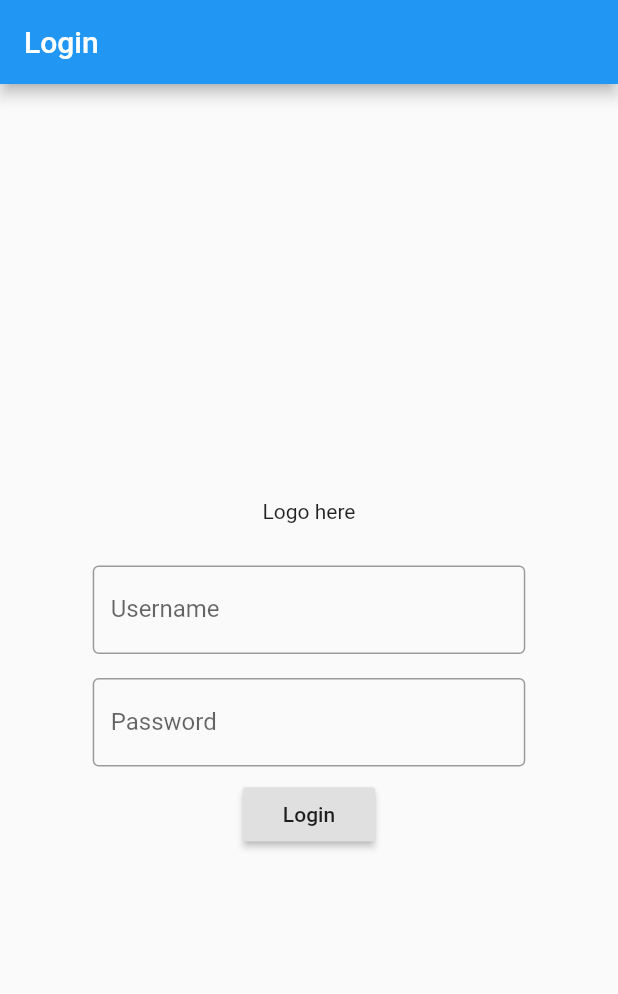
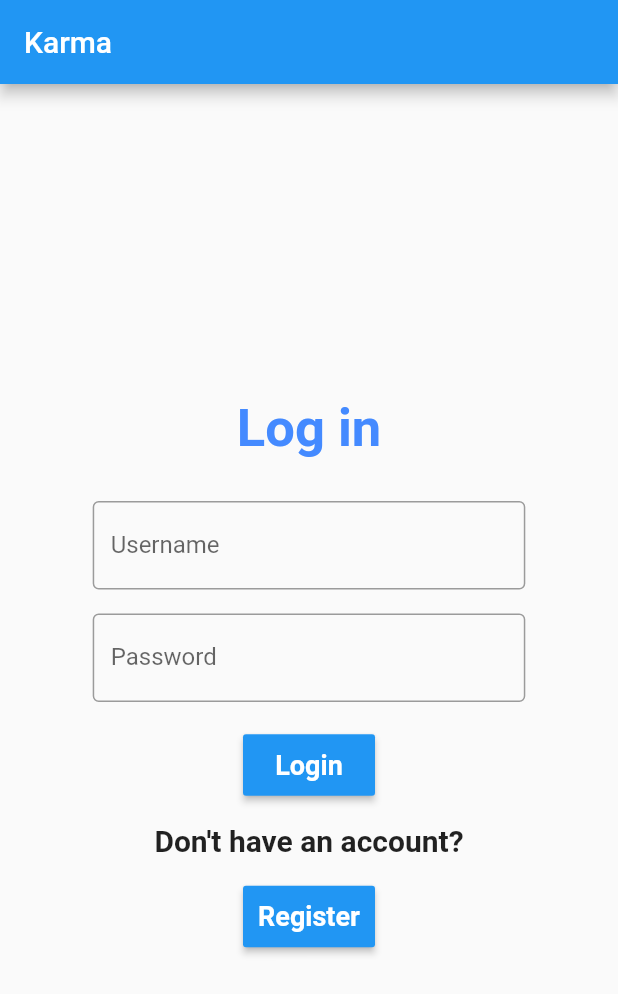
Before and after one commit to JKBustillo/Karma-flutter, a Flutter app: the screen it shows after launch, on a phone screen of 412 x 824 dp. Shown: the top 994 px of the screen. Run offline on Flutter 3.47's test engine with Material 2 defaults, Android fonts, the phone set to English and light mode, and no system bars.

Commit message:
feat: some styles and title in the appabar changed, navigation between auth widgets

```diff
--- a/lib/widgets/login.dart
+++ b/lib/widgets/login.dart
@@ -1,5 +1,6 @@
 import 'package:flutter/cupertino.dart';
 import 'package:flutter/material.dart';
+import 'package:karma_flutter/widgets/register.dart';
 
 class Login extends StatefulWidget {
   @override
@@ -22,7 +23,7 @@ class _LoginState extends State<Login> {
   Widget build(BuildContext context) {
     return Scaffold(
       appBar: new AppBar(
-        title: new Text("Login"),
+        title: new Text("Karma"),
       ),
       body: new Container(
         margin: const EdgeInsets.all(8.0),
@@ -33,7 +34,13 @@ class _LoginState extends State<Login> {
             Container(
               alignment: Alignment.center,
               margin: const EdgeInsets.all(20.0),
-              child: Text("Logo here"),
+              child: Text(
+                "Log in",
+                style: TextStyle(
+                    fontWeight: FontWeight.bold,
+                    color: Colors.blueAccent,
+                    fontSize: 35),
+              ),
             ),
             Container(
               width: MediaQuery.of(context).size.width * 0.7,
@@ -52,6 +59,7 @@ class _LoginState extends State<Login> {
               margin: const EdgeInsets.all(8.0),
               alignment: Alignment.center,
               child: TextField(
+                obscureText: true,
                 controller: _passwordController,
                 decoration: InputDecoration(
                   border: OutlineInputBorder(),
@@ -59,8 +67,17 @@ class _LoginState extends State<Login> {
                 ),
               ),
             ),
-            RaisedButton(
-                child: Text("Login"),
+            Container(
+              margin: const EdgeInsets.only(top: 10.0),
+              child:
+            MaterialButton(
+                padding: const EdgeInsets.all(10.0),
+                child: Text(
+                  "Login",
+                  style: TextStyle(fontWeight: FontWeight.bold, fontSize: 18),
+                ),
+                color: Colors.blue,
+                textColor: Colors.white,
                 onPressed: () {
                   setState(() {
                     _userName = _userNameController.text;
@@ -68,6 +85,28 @@ class _LoginState extends State<Login> {
                     print(_userName);
                   });
                 }),
+            ),
+            Container(
+              alignment: Alignment.center,
+              margin: const EdgeInsets.all(15.0),
+              child: Text(
+                "Don't have an account?",
+                style: TextStyle(fontWeight: FontWeight.bold, fontSize: 20),
+              ),
+            ),
+            MaterialButton(
+                padding: const EdgeInsets.all(10.0),
+                child: Text(
+                  "Register",
+                  style: TextStyle(fontWeight: FontWeight.bold, fontSize: 18),
+                ),
+                color: Colors.blue,
+                textColor: Colors.white,
+                onPressed: () {
+                  var route = new MaterialPageRoute(
+                      builder: (BuildContext context) => new Register());
+                  Navigator.of(context).pushReplacement(route);
+                }),
           ],
         ),
       ),
```
Also changed, not shown: lib/widgets/register.dart (+41 -9 lines).
